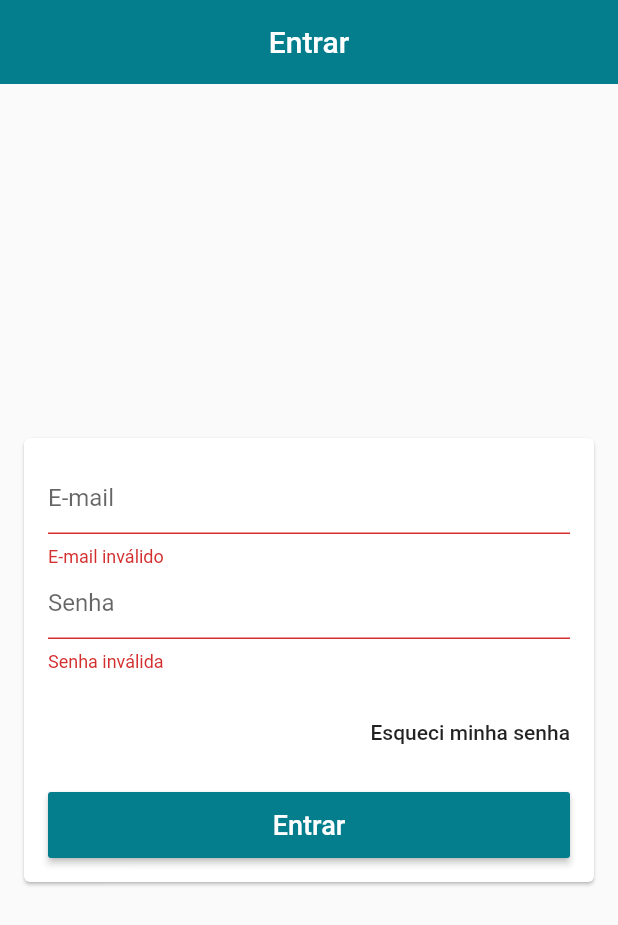
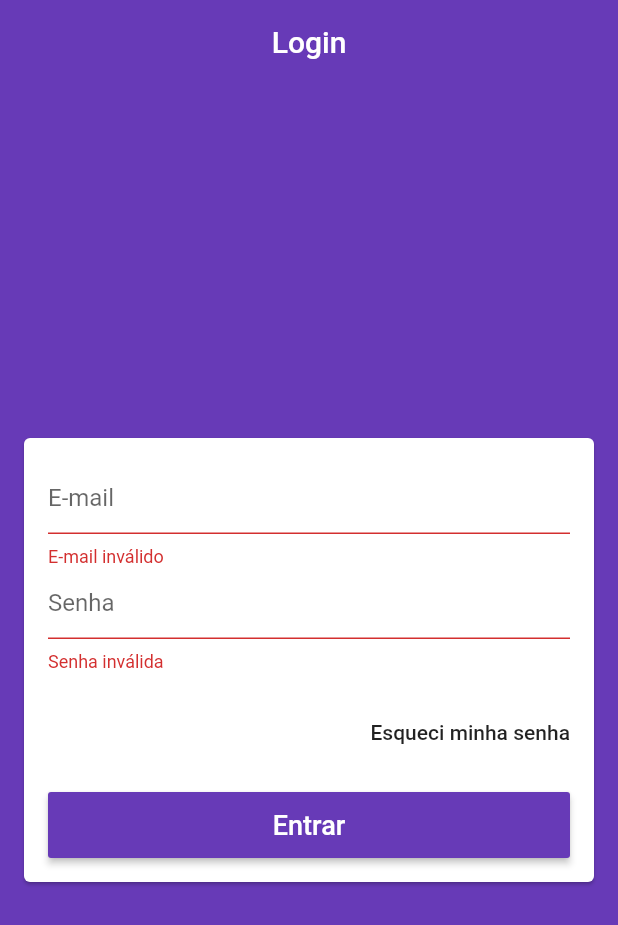
Before and after one commit to Ysr7/LojaVirtualFlutter, a Flutter app: the screen it shows after launch, after a tap on "Entrar", on a phone screen of 412 x 824 dp. Shown: the top 925 px of the screen. Run offline on Flutter 3.47's test engine with Material 2 defaults, Android fonts, the phone set to English and light mode, and no system bars; our stand-ins replace firebase_auth; accounts and stored records are empty.

Commit message:
Bloqueando campos durante o login
Carregando usuário ao abrir o App

```diff
--- a/loja_virtual/lib/main.dart
+++ b/loja_virtual/lib/main.dart
@@ -3,19 +3,19 @@ import 'package:loja_virtual/models/user_manager.dart';
 import 'package:loja_virtual/screens/login/login_screen.dart';
 import 'package:provider/provider.dart';
 
-void main() async => runApp(MyApp());
+Future<void> main() async => runApp(MyApp());
 
 class MyApp extends StatelessWidget {
   // This widget is the root of your application.
   @override
   Widget build(BuildContext context) {
-    return Provider(
+    return ChangeNotifierProvider(
       create: (_) => UserManager(),
           child: MaterialApp(
         title: 'Loja Virtual',
         debugShowCheckedModeBanner: false,
         theme: ThemeData(
-            primaryColor: const Color.fromARGB(255, 4, 125, 141),
+            primaryColor: Colors.deepPurple,
             visualDensity: VisualDensity.adaptivePlatformDensity,
             appBarTheme: const AppBarTheme(elevation: 0)),
             home: LoginScreen(),
--- a/loja_virtual/lib/models/user_manager.dart
+++ b/loja_virtual/lib/models/user_manager.dart
@@ -1,18 +1,46 @@
 import 'package:firebase_auth/firebase_auth.dart';
+import 'package:flutter/material.dart';
 import 'package:flutter/services.dart';
 import 'package:loja_virtual/helpers/firebase_erros.dart';
 import 'package:loja_virtual/models/user.dart';
 
-class UserManager {
+class UserManager extends ChangeNotifier {
+  UserManager() {
+    _loadCurrentUser();
+  }
+
   final FirebaseAuth auth = FirebaseAuth.instance;
 
+  FirebaseUser user;
+
+  bool loading = false;
+
   Future<void> singIn({User user, Function onFail, Function onSuccess}) async {
+    setLoading(true);
     try {
       final AuthResult result = await auth.signInWithEmailAndPassword(
           email: user.email, password: user.senha);
+
+      this.user = result.user;
+
       onSuccess();
     } on PlatformException catch (e) {
       onFail(getErrorString(e.code));
     }
+
+    setLoading(false);
+  }
+
+  void setLoading(bool value) {
+    loading = value;
+    notifyListeners();
+  }
+
+  Future<void> _loadCurrentUser() async {
+    final FirebaseUser currentUser = await auth.currentUser();
+    if (currentUser != null) {
+      user = currentUser;
+    }
+    notifyListeners();
   }
 }
--- a/loja_virtual/lib/screens/login/login_screen.dart
+++ b/loja_virtual/lib/screens/login/login_screen.dart
@@ -14,9 +14,10 @@ class LoginScreen extends StatelessWidget {
   @override
   Widget build(BuildContext context) {
     return Scaffold(
+      backgroundColor:Theme.of(context).primaryColor ,
       key: scaffoldKey,
       appBar: AppBar(
-        title: const Text("Entrar"),
+        title: const Text("Login"),
         centerTitle: true,
       ),
       body: Center(
@@ -24,7 +25,8 @@ class LoginScreen extends StatelessWidget {
           margin: const EdgeInsets.symmetric(horizontal: 16),
           child: Form(
               key: formKey,
-            child: ListView(
+              child: Consumer<UserManager>(builder: (_, userManager, __) {
+                return ListView(
                   padding: const EdgeInsets.all(16),
                   shrinkWrap: true,
                   children: [
@@ -33,6 +35,7 @@ class LoginScreen extends StatelessWidget {
                       decoration: const InputDecoration(hintText: "E-mail"),
                       keyboardType: TextInputType.emailAddress,
                       autocorrect: false,
+                      enabled: !userManager.loading,
                       validator: (email) {
                         if (!emailValid(email)) {
                           return "E-mail inválido";
@@ -45,6 +48,7 @@ class LoginScreen extends StatelessWidget {
                       decoration: const InputDecoration(hintText: "Senha"),
                       autocorrect: false,
                       obscureText: true,
+                      enabled: !userManager.loading,
                       validator: (senha) {
                         if (senha.isEmpty || senha.length < 6) {
                           return "Senha inválida";
@@ -68,15 +72,16 @@ class LoginScreen extends StatelessWidget {
                     SizedBox(
                       height: 44,
                       child: RaisedButton(
-                    onPressed: () {
+                        onPressed: userManager.loading ? null : () {
                           if (formKey.currentState.validate()) {
-                        context.read<UserManager>().singIn(
+                            userManager.singIn(
                                 user: User(
                                     email: emailController.text,
                                     senha: senhaController.text),
                                 onFail: (e) {
-                              scaffoldKey.currentState.showSnackBar(
-                                  SnackBar(content: Text("Falha ao entrar: $e"),
+                                  scaffoldKey.currentState
+                                      .showSnackBar(SnackBar(
+                                    content: Text("Falha ao entrar: $e"),
                                     backgroundColor: Colors.red,
                                   ));
                                 },
@@ -86,16 +91,21 @@ class LoginScreen extends StatelessWidget {
                           }
                         },
                         color: Theme.of(context).primaryColor,
+                        disabledColor: Theme.of(context).primaryColor.withAlpha(100),
                         textColor: Colors.white,
-                    child: const Text(
+                        child: userManager.loading ?
+                        const CircularProgressIndicator(
+                          valueColor: AlwaysStoppedAnimation(Colors.white),
+                        ) :
+                        const Text(
                           "Entrar",
                           style: TextStyle(fontSize: 18),
                         ),
                       ),
                     )
                   ],
-            ),
-          ),
+                );
+              })),
         ),
       ),
     );
```
Lines whose indentation alone changed are shown as unchanged.
